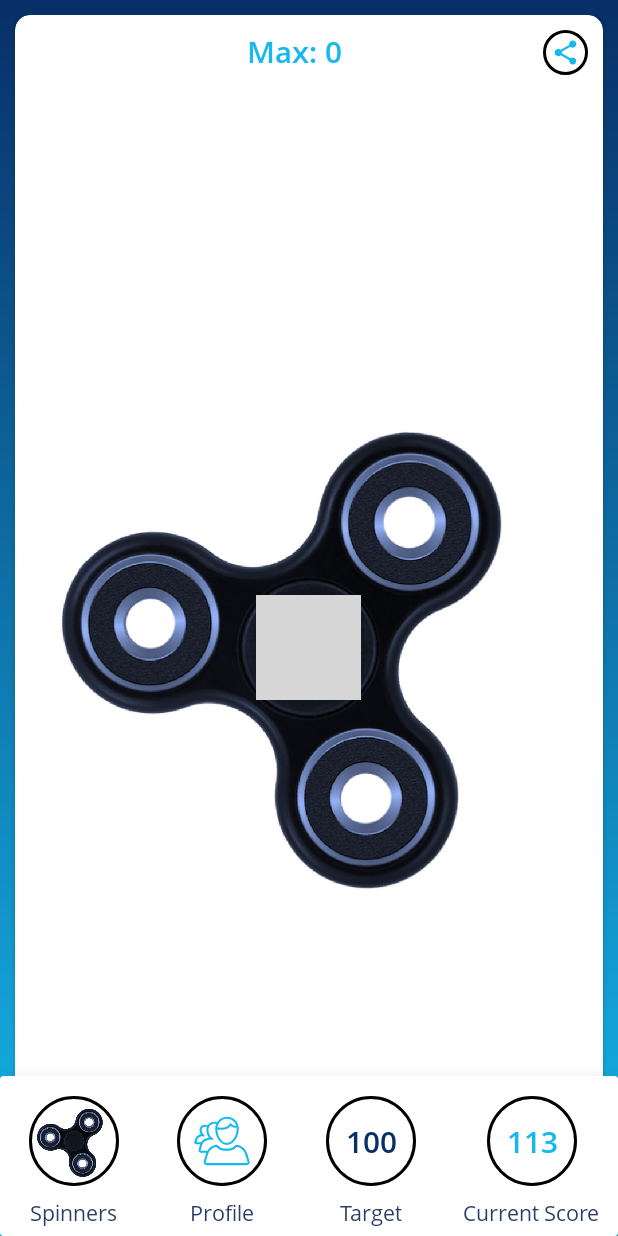
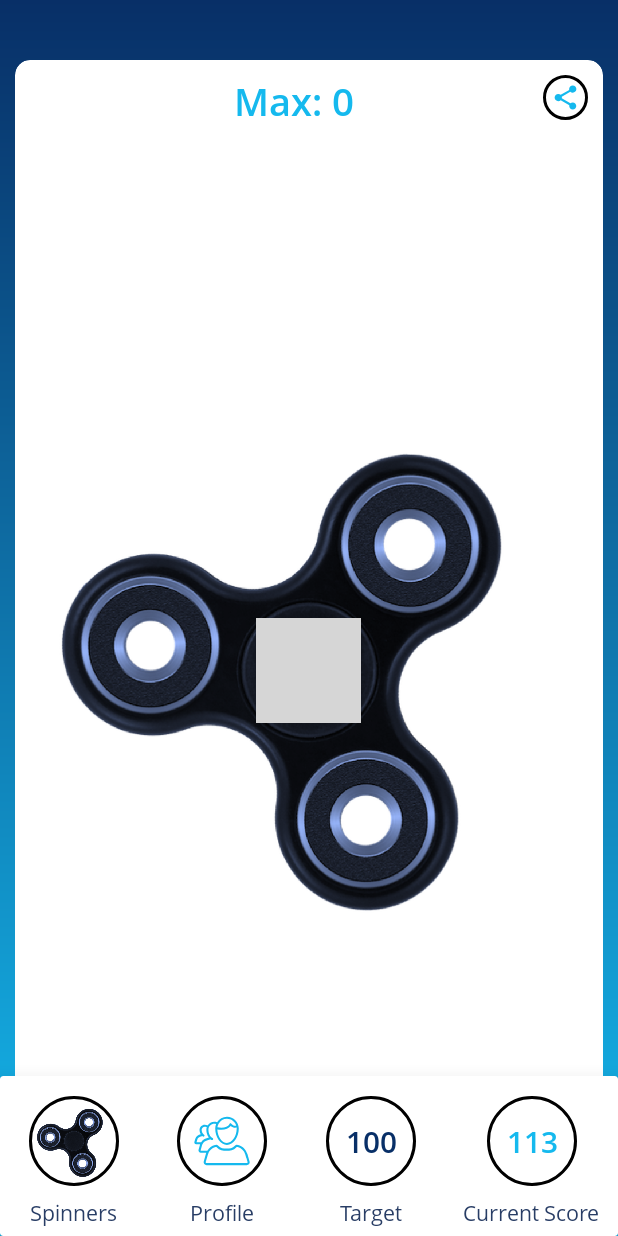
Before and after one commit to hi-manshu/FidgetSpinner, an Android app: the screen it shows after launch (Game), on a phone screen of 412 x 824 dp. Run offline under Robolectric (Android 15) with nearby library versions, the phone set to English and light mode, and no system bars; our stand-ins replace Firebase (no records; nobody signed in at launch, a user with empty details on screens opened directly); pictures from the network do not load; grey boxes are pictures that could not be loaded.

Commit message:
layout done

```diff
--- a/app/src/main/res/layout/activity_game.xml
+++ b/app/src/main/res/layout/activity_game.xml
@@ -6,6 +6,7 @@
     android:layout_height="match_parent"
     android:background="@drawable/background"
     tools:context=".activities.Game"
+    android:paddingTop="30dp"
     tools:ignore="RtlHardcoded">
 
     <android.support.v7.widget.CardView
@@ -28,7 +29,7 @@
                 android:gravity="center|center_horizontal"
                 android:text="MAX:0"
                 android:textColor="#15b9ee"
-                android:textSize="20sp"
+                android:textSize="25sp"
                 android:textStyle="bold" />
 
             <ImageView
```
